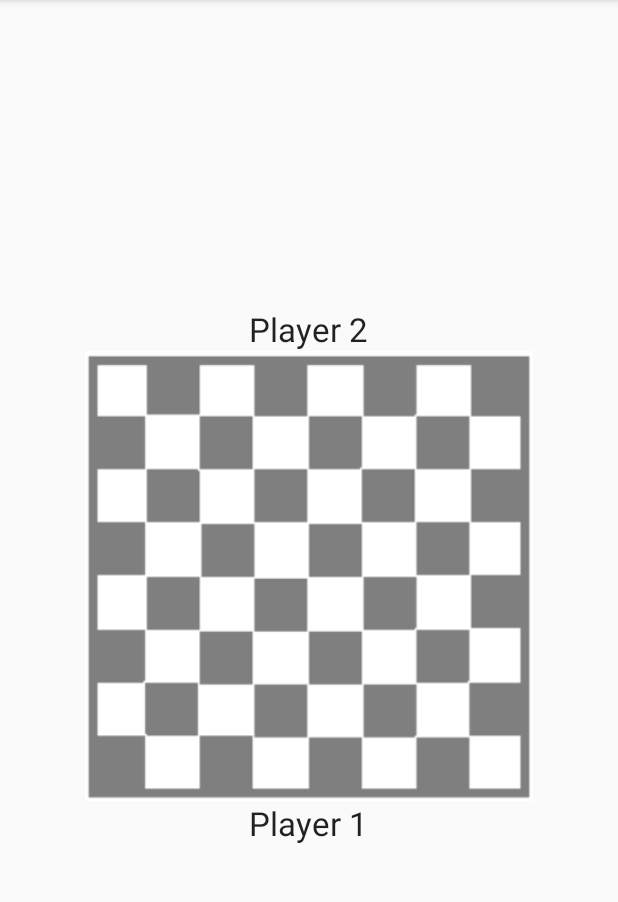
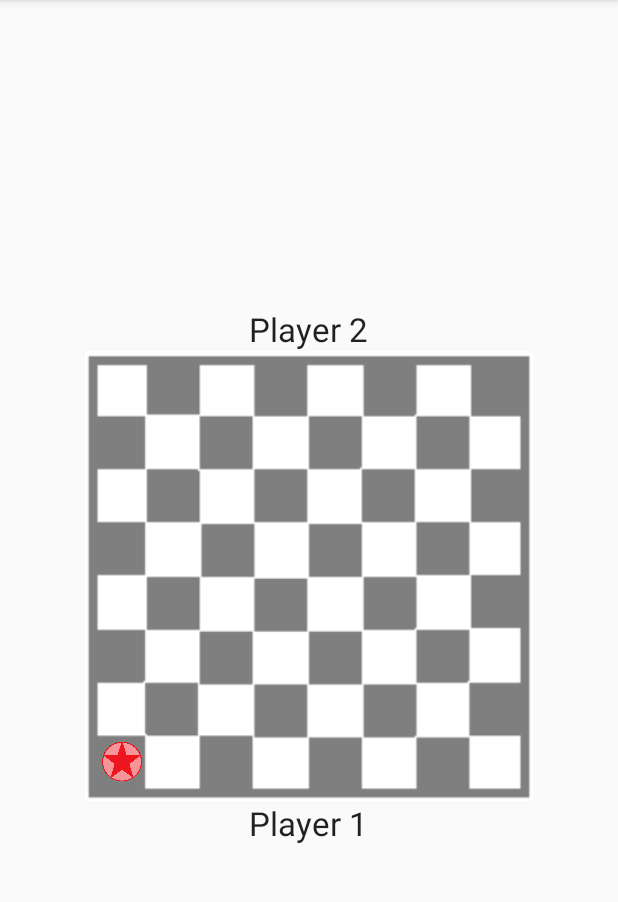
Before and after one commit to stu-hull/Draughts_Full, an Android app: the Game screen opened directly, with no data from a screen before it, on a phone screen of 412 x 824 dp, the part 84-986 px from its top. Run offline under Robolectric (Android 15) with nearby library versions, the phone set to English and light mode, and no system bars.

Commit message:
Major edit is to remove background from a counter image, similar operations to be done on the other images

```diff
--- a/app/src/main/java/com/example/stuart/draughts/Board.java
+++ b/app/src/main/java/com/example/stuart/draughts/Board.java
@@ -10,9 +10,6 @@ public class Board {
     //test method
     public static void main(String[] args){
         Board testBoard = new Board();
-        //testBoard.blackPieces = 0b0000011110000000100000000000000000000000000000L;
-        //testBoard.whitePieces = 0b0000000000000000000111000000000000000000000000L;
-        //testBoard.kings =       0b0000011110000000100000000000000000000000000000L;
         testBoard.realBoard();
         System.out.println(Long.toBinaryString(testBoard.blackPieces));
         System.out.println(Long.toBinaryString(testBoard.whitePieces));
--- a/app/src/main/java/com/example/stuart/draughts/Player.java
+++ b/app/src/main/java/com/example/stuart/draughts/Player.java
@@ -45,7 +45,7 @@ public class Player {
     public Player(boolean isBlack, boolean isHuman){
         this.isBlack = isBlack;
         this.isHuman = isHuman;
-    }
+    } //DONE //TESTED
 
     //This method is run when the game requires the player to make a move
     public Board makeMove(Board currentBoard){
@@ -54,7 +54,7 @@ public class Player {
         if (isHuman){ //if human, update the graphics to request a move from the user
             return currentBoard;
         } else { //if AI, return the result of the minimax algorithm
-            return minimax(currentBoard, isBlack, 5);
+            return minimax(currentBoard, isBlack, 8);
         }
     }
 
--- a/app/src/main/res/layout/activity_game2.xml
+++ b/app/src/main/res/layout/activity_game2.xml
@@ -1,5 +1,7 @@
 <?xml version="1.0" encoding="utf-8"?>
 <RelativeLayout xmlns:android="http://schemas.android.com/apk/res/android"
+    xmlns:app="http://schemas.android.com/apk/res-auto"
+    xmlns:tools="http://schemas.android.com/tools"
     android:layout_width="match_parent" android:layout_height="match_parent">
 
     <TextView
@@ -7,7 +9,7 @@
         android:layout_height="wrap_content"
         android:textAppearance="?android:attr/textAppearanceLarge"
         android:text="@string/player2"
-        android:id="@+id/textView"
+        android:id="@+id/player1Tag"
         android:layout_above="@+id/imageView"
         android:layout_centerHorizontal="true" />
 
@@ -16,7 +18,7 @@
         android:layout_height="wrap_content"
         android:textAppearance="?android:attr/textAppearanceLarge"
         android:text="@string/player1"
-        android:id="@+id/textView2"
+        android:id="@+id/player2Tag"
         android:layout_below="@+id/imageView"
         android:layout_centerHorizontal="true" />
 
@@ -29,4 +31,19 @@
         android:layout_centerVertical="true"
         android:layout_centerHorizontal="true" />
 
+    <ImageView
+        android:layout_width="wrap_content"
+        android:layout_height="wrap_content"
+        app:srcCompat="@drawable/redman"
+        android:id="@+id/imageView2"
+        android:scaleType="fitCenter"
+        android:adjustViewBounds="true"
+        android:maxWidth="30dp"
+        android:layout_marginBottom="11dp"
+        android:layout_alignBottom="@+id/imageView"
+        android:layout_alignLeft="@+id/imageView"
+        android:layout_alignStart="@+id/imageView"
+        android:layout_marginLeft="10dp"
+        android:layout_marginStart="10dp" />
+
 </RelativeLayout>
```
Also changed, not shown: app/src/main/res/drawable/redman.png.
